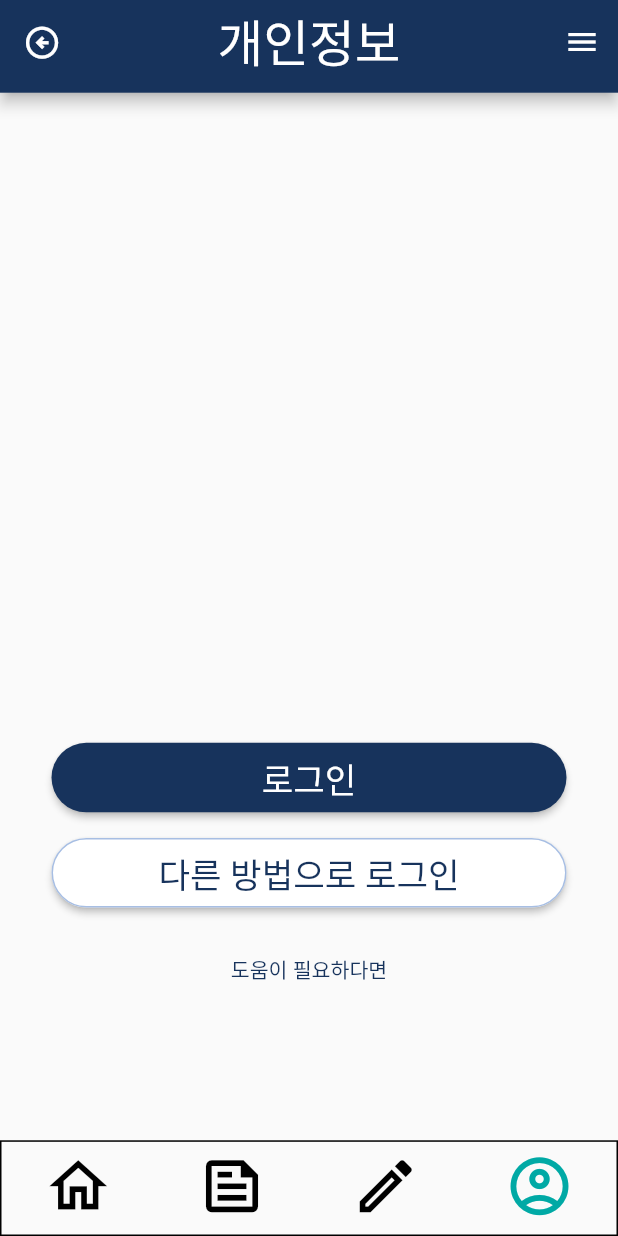
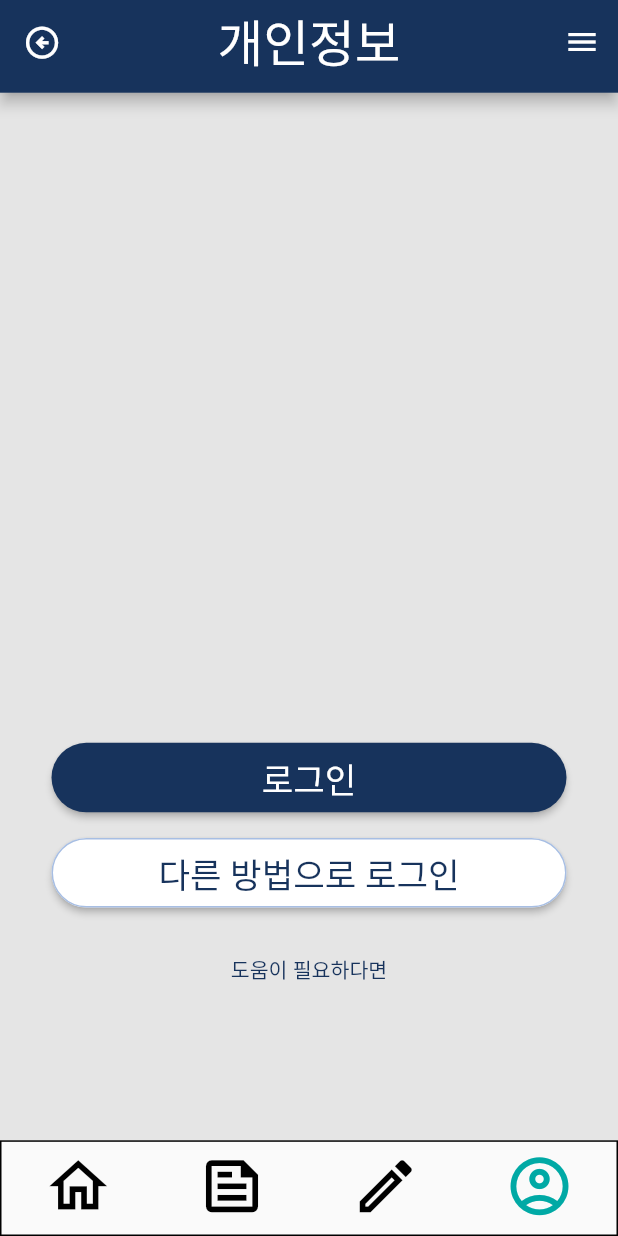
Before and after one commit to BSSMflat/BSSMflat-App, a Flutter app: the screen it shows after launch, item 4 of the bottom bar chosen, on a phone screen of 412 x 824 dp. Run offline on Flutter 3.47's test engine with Material 2 defaults, Android fonts, the phone set to English and light mode, and no system bars; our stand-ins replace flutter_screenutil.

Commit message:
[ADD] background color

```diff
--- a/lib/screen/user_screen.dart
+++ b/lib/screen/user_screen.dart
@@ -25,6 +25,7 @@ class _UserState extends State<User> {
   @override
   Widget build(BuildContext context) {
     return Scaffold(
+      backgroundColor: Color(0xffE5E5E5),
       appBar: PreferredSize(
         preferredSize: Size.fromHeight(60.h),
         child: AppBar(
```
